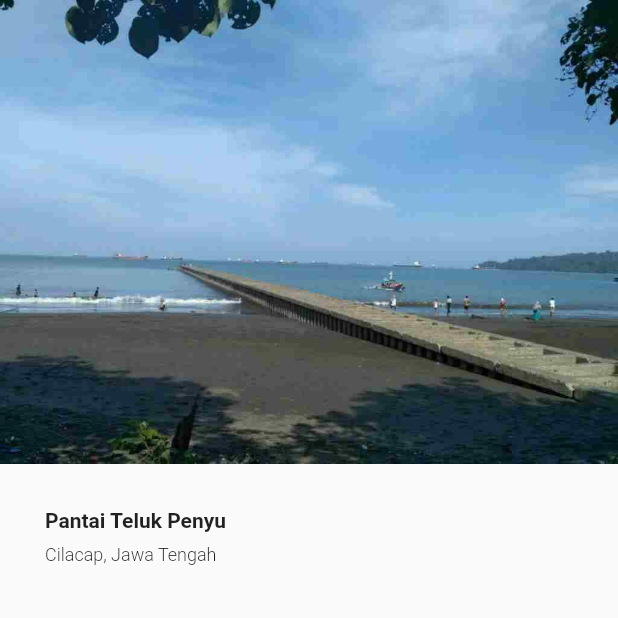
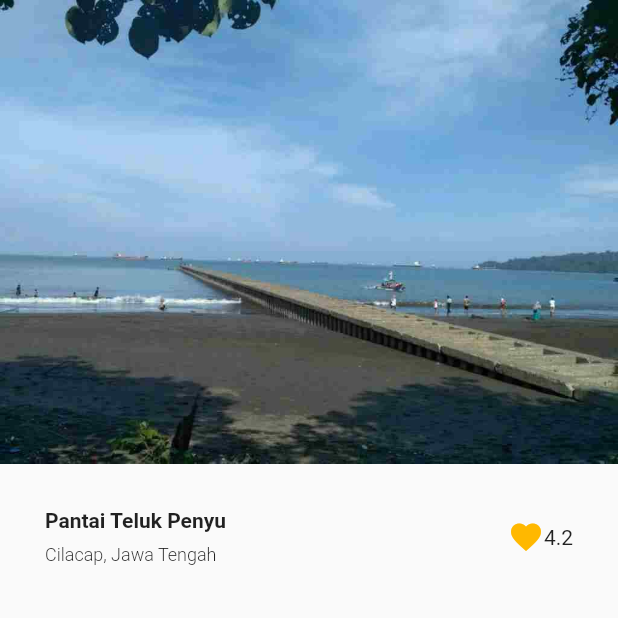
Before and after one commit to Dzaky02/flutter_basic_ui, a Flutter app: the screen it shows after launch, on a phone screen of 412 x 824 dp, the top half of it. Run offline on Flutter 3.47's test engine with Material 2 defaults, Android fonts, the light colour scheme and no system bars.

Commit message:
Icon and Main Axis Aligment Space Between.

```diff
--- a/lib/home_page.dart
+++ b/lib/home_page.dart
@@ -19,6 +19,7 @@ class HomePage extends StatelessWidget {
                 horizontal: 30,
               ),
               child: Row(
+                mainAxisAlignment: MainAxisAlignment.spaceBetween,
                 children: [
                   Column(
                     crossAxisAlignment: CrossAxisAlignment.start,
@@ -40,7 +41,18 @@ class HomePage extends StatelessWidget {
                         ),
                       ),
                     ],
-                  )
+                  ),
+                  Row(
+                    children: [
+                      Icon(
+                        Icons.favorite,
+                        color: Color(0XFFFFB800),
+                      ),
+                      Text(
+                        '4.2',
+                      ),
+                    ],
+                  ),
                 ],
               ),
             ),
```
